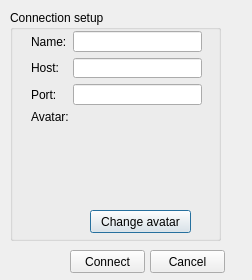
Old version of the form src/connectiondialog.ui in the repository Mogara/QSanguosha.
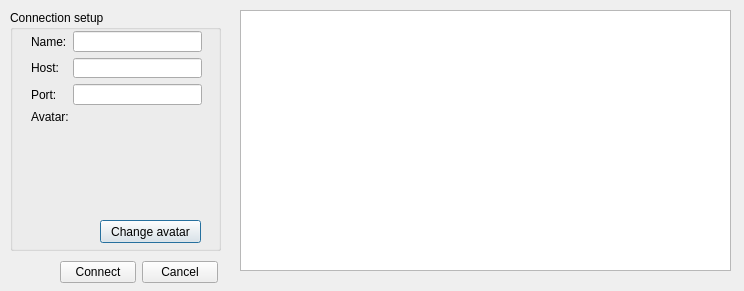
New version of the form. Icons and pictures are not drawn.

Commit message: Add choosing avatar list widget to change avatar

What changed in the file:
```diff
--- a/src/connectiondialog.ui
+++ b/src/connectiondialog.ui
@@ -9,8 +9,8 @@
    <rect>
     <x>0</x>
     <y>0</y>
-    <width>252</width>
-    <height>280</height>
+    <width>744</width>
+    <height>291</height>
    </rect>
   </property>
   <property name="windowTitle">
@@ -22,7 +22,7 @@
      <x>10</x>
      <y>10</y>
      <width>211</width>
-     <height>231</height>
+     <height>241</height>
     </rect>
    </property>
    <property name="title">
@@ -33,10 +33,16 @@
      <rect>
       <x>80</x>
       <y>100</y>
-      <width>91</width>
-      <height>91</height>
+      <width>100</width>
+      <height>100</height>
      </rect>
     </property>
+    <property name="minimumSize">
+     <size>
+      <width>100</width>
+      <height>100</height>
+     </size>
+    </property>
     <property name="text">
      <string/>
     </property>
@@ -50,8 +56,8 @@
    <widget class="QPushButton" name="changeAvatarButton">
     <property name="geometry">
      <rect>
-      <x>80</x>
-      <y>200</y>
+      <x>90</x>
+      <y>210</y>
       <width>101</width>
       <height>23</height>
      </rect>
@@ -125,31 +131,53 @@
     </layout>
    </widget>
   </widget>
-  <widget class="QPushButton" name="connectButton">
+  <widget class="QListWidget" name="avatarList">
    <property name="geometry">
     <rect>
-     <x>70</x>
-     <y>250</y>
-     <width>75</width>
-     <height>23</height>
+     <x>240</x>
+     <y>10</y>
+     <width>491</width>
+     <height>261</height>
     </rect>
    </property>
-   <property name="text">
-    <string>Connect</string>
+   <property name="iconSize">
+    <size>
+     <width>80</width>
+     <height>80</height>
+    </size>
+   </property>
+   <property name="movement">
+    <enum>QListView::Static</enum>
+   </property>
+   <property name="viewMode">
+    <enum>QListView::IconMode</enum>
    </property>
   </widget>
-  <widget class="QPushButton" name="cancelButton">
+  <widget class="QWidget" name="">
    <property name="geometry">
     <rect>
-     <x>150</x>
-     <y>250</y>
-     <width>75</width>
-     <height>23</height>
+     <x>60</x>
+     <y>260</y>
+     <width>158</width>
+     <height>25</height>
     </rect>
    </property>
-   <property name="text">
-    <string>Cancel</string>
-   </property>
+   <layout class="QHBoxLayout" name="horizontalLayout">
+    <item>
+     <widget class="QPushButton" name="connectButton">
+      <property name="text">
+       <string>Connect</string>
+      </property>
+     </widget>
+    </item>
+    <item>
+     <widget class="QPushButton" name="cancelButton">
+      <property name="text">
+       <string>Cancel</string>
+      </property>
+     </widget>
+    </item>
+   </layout>
   </widget>
  </widget>
  <tabstops>
```
Left out of the diff: 3 changed lines with no effect on the pictures. The commit also changes 5 other files.
